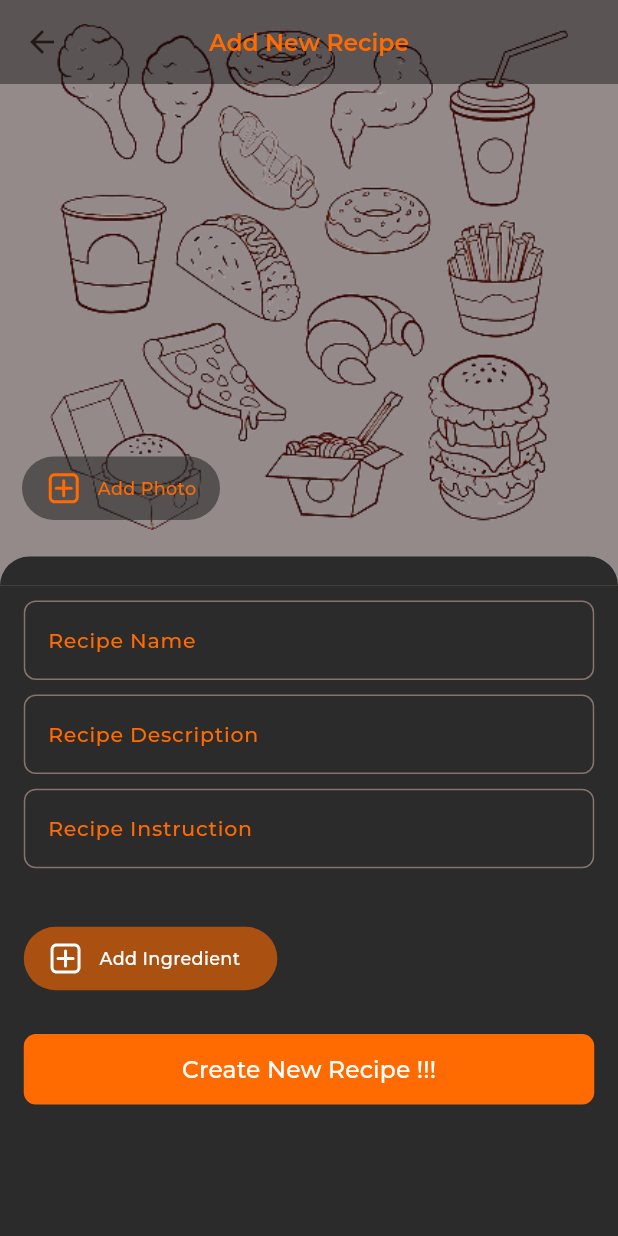
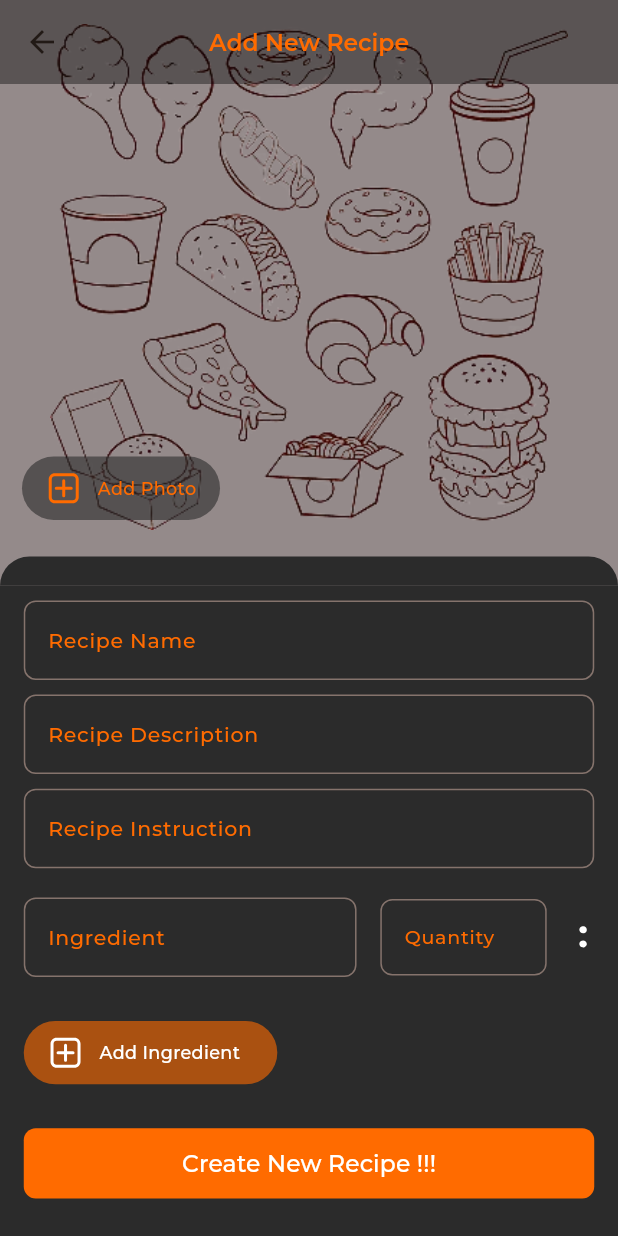
Before and after one commit to quocanh5301/foodie_ui, a Flutter app: the AddNewRecipeTab screen opened directly, on a phone screen of 412 x 824 dp. Run offline on Flutter 3.47's test engine with Material 3 defaults, Android fonts, the light colour scheme and no system bars; our stand-ins replace cached_network_image, dio, firebase_core, firebase_messaging, flutter_bloc, flutter_form_builder and 14 more; missing offline and left inert: dart_jsonwebtoken; accounts and stored records are empty.

Commit message:
minimum 1 ingredient

```diff
--- a/lib/feature/home/add_new_recipe_tab/bloc/add_new_recipe_cubit.dart
+++ b/lib/feature/home/add_new_recipe_tab/bloc/add_new_recipe_cubit.dart
@@ -10,8 +10,6 @@ class AddNewRecipeCubit extends Cubit<AddNewRecipeState> {
       : super(const AddNewRecipeState());
 
   final AddNewRecipeRepository addNewRecipeRepository;
-
-  // void setEmail(String email) => emit(state.copyWith(email: email));
 
   void setRecipeName({required String recipeName}) =>
       emit(state.copyWith(recipeName: recipeName));
@@ -83,7 +81,7 @@ class AddNewRecipeCubit extends Cubit<AddNewRecipeState> {
           description: '',
           instruction: '',
           recipeImage: '',
-          ingredientList: [],
+          ingredientList: [const Ingredient(ingredientName: '', quantity: '')],
           uploadRecipeStatus: UploadRecipeStatus.success,
         ),
       ),
--- a/lib/feature/home/add_new_recipe_tab/bloc/add_new_recipe_state.dart
+++ b/lib/feature/home/add_new_recipe_tab/bloc/add_new_recipe_state.dart
@@ -8,7 +8,7 @@ class AddNewRecipeState with _$AddNewRecipeState {
   const factory AddNewRecipeState({
     @Default('') String mess,
     @Default(200) int code,
-    @Default([]) List<Ingredient> ingredientList,
+    @Default([Ingredient(ingredientName: '', quantity: '')]) List<Ingredient> ingredientList,
     @Default('') String recipeName,
     @Default('') String description,
     @Default('') String instruction,
--- a/lib/feature/home/add_new_recipe_tab/ui/widget/add_ingredients_field.dart
+++ b/lib/feature/home/add_new_recipe_tab/ui/widget/add_ingredients_field.dart
@@ -5,6 +5,7 @@ import 'package:flutter_svg/svg.dart';
 import 'package:foodie/core/resource/images.dart';
 import 'package:foodie/core/resource/styles.dart';
 import 'package:foodie/feature/home/add_new_recipe_tab/bloc/add_new_recipe_cubit.dart';
+import 'package:form_builder_validators/form_builder_validators.dart';
 
 class AddIngredientField extends StatefulWidget {
   const AddIngredientField({
@@ -62,9 +63,12 @@ class _AddIngredientFieldState extends State<AddIngredientField> {
         }
       },
       direction: DismissDirection.endToStart,
-      dismissThresholds: (const {
-        DismissDirection.endToStart: 0.5, // > 1 stop item from being dismiss
-      }),
+      dismissThresholds: ({
+        DismissDirection.endToStart:
+            (widget.index == 0 && cubit.state.ingredientList.length == 1)
+                ? 1
+                : 0.5, // > 1 stop item from being dismiss
+      }), //minimum 1 ingredient sent to backend
       child: AnimatedOpacity(
         opacity: fadeOpacity,
         duration: const Duration(milliseconds: 100),
@@ -96,6 +100,15 @@ class _AddIngredientFieldState extends State<AddIngredientField> {
                 style: AppStyles.f14m().copyWith(
                   color: '#FF6B00'.toColor(),
                 ),
+                validator: (widget.index == 0)
+                    ? FormBuilderValidators.compose(
+                        [
+                          FormBuilderValidators.required(
+                            errorText: 'Enter your ingredient name',
+                          ),
+                        ],
+                      )
+                    : null,
                 onTapOutside: (event) =>
                     FocusManager.instance.primaryFocus?.unfocus(),
                 onChanged: (value) =>
@@ -131,6 +144,15 @@ class _AddIngredientFieldState extends State<AddIngredientField> {
                 style: AppStyles.f13m().copyWith(
                   color: '#FF6B00'.toColor(),
                 ),
+                validator: (widget.index == 0)
+                    ? FormBuilderValidators.compose(
+                        [
+                          FormBuilderValidators.required(
+                            errorText: 'Enter your ingredient quantity',
+                          ),
+                        ],
+                      )
+                    : null,
                 onTapOutside: (event) =>
                     FocusManager.instance.primaryFocus?.unfocus(),
                 onChanged: (value) =>
--- a/lib/model/recipe/ingredient.dart
+++ b/lib/model/recipe/ingredient.dart
@@ -15,7 +15,7 @@ class Ingredient with _$Ingredient {
     // @Default('')
     // @JsonKey(name: 'ingredient_image') String? ingredientImage,
     // @Default('')
-    @JsonKey(name: 'amount') String? quantity,
+    @JsonKey(name: 'quantity') String? quantity,
   }) = _Ingredient;
 
   factory Ingredient.fromJson(Map<String, dynamic> json) =>
```
Also changed, not shown: lib/core/data/api.dart (+17 -4 lines), lib/feature/home/add_new_recipe_tab/ui/add_new_recipe_tab.dart (+4 -17 lines), lib/feature/home/add_new_recipe_tab/bloc/add_new_recipe_state.freezed.dart, lib/model/recipe/ingredient.freezed.dart, lib/model/recipe/ingredient.g.dart.
